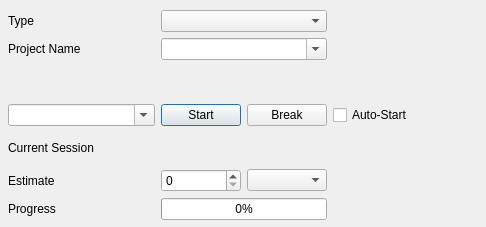
Qt form timmu/mainwindow.ui (abeimler/tim) before a commit.
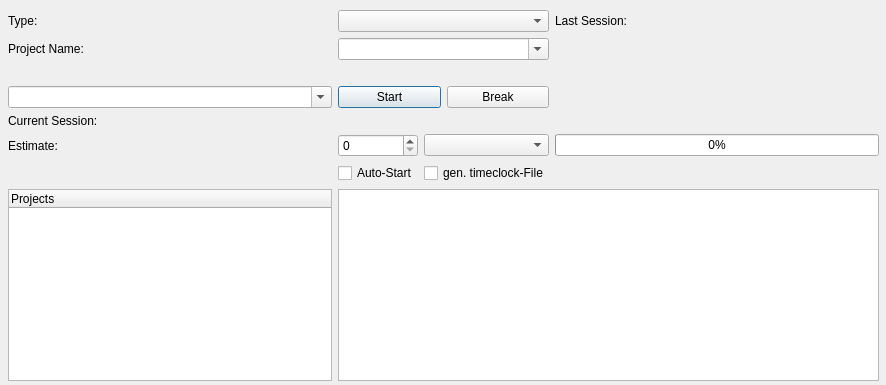
The same form after that commit.

What changed in the file:
```diff
--- a/timmu/mainwindow.ui
+++ b/timmu/mainwindow.ui
@@ -6,8 +6,8 @@
    <rect>
     <x>0</x>
     <y>0</y>
-    <width>486</width>
-    <height>227</height>
+    <width>886</width>
+    <height>385</height>
    </rect>
   </property>
   <property name="windowTitle">
@@ -18,95 +18,15 @@
     <rect>
      <x>8</x>
      <y>10</y>
-     <width>471</width>
-     <height>210</height>
+     <width>871</width>
+     <height>371</height>
     </rect>
    </property>
    <layout class="QGridLayout" name="gridLayout">
-    <item row="4" column="3">
-     <spacer name="horizontalSpacer">
-      <property name="orientation">
-       <enum>Qt::Horizontal</enum>
-      </property>
-      <property name="sizeHint" stdset="0">
-       <size>
-        <width>40</width>
-        <height>20</height>
-       </size>
-      </property>
-     </spacer>
-    </item>
-    <item row="5" column="2">
-     <widget class="QComboBox" name="cmbEstimateUnit"/>
-    </item>
-    <item row="1" column="3">
-     <widget class="QLabel" name="lblStatusName">
+    <item row="0" column="0">
+     <widget class="QLabel" name="lblType">
       <property name="text">
-       <string/>
-      </property>
-     </widget>
-    </item>
-    <item row="3" column="0">
-     <widget class="QComboBox" name="txtAddTime">
-      <property name="toolTip">
-       <string>time like &quot;13:00&quot; or &quot;20 minutes ago&quot;</string>
-      </property>
-      <property name="editable">
-       <bool>true</bool>
-      </property>
-      <property name="maxVisibleItems">
-       <number>5</number>
-      </property>
-     </widget>
-    </item>
-    <item row="3" column="3">
-     <widget class="QCheckBox" name="chbAutoStart">
-      <property name="text">
-       <string>Auto-Start</string>
-      </property>
-     </widget>
-    </item>
-    <item row="6" column="0">
-     <widget class="QLabel" name="lblProgress">
-      <property name="text">
-       <string>Progress</string>
-      </property>
-     </widget>
-    </item>
-    <item row="4" column="0">
-     <widget class="QLabel" name="lblDuration">
-      <property name="text">
-       <string>Current Session</string>
-      </property>
-     </widget>
-    </item>
-    <item row="5" column="1">
-     <widget class="QSpinBox" name="spbEstimateValue"/>
-    </item>
-    <item row="4" column="1" colspan="2">
-     <widget class="QLabel" name="lblStatus">
-      <property name="text">
-       <string/>
-      </property>
-     </widget>
-    </item>
-    <item row="1" column="1" colspan="2">
-     <widget class="QComboBox" name="txtProject">
-      <property name="toolTip">
-       <string>Project Name</string>
-      </property>
-      <property name="editable">
-       <bool>true</bool>
-      </property>
-      <property name="insertPolicy">
-       <enum>QComboBox::InsertAlphabetically</enum>
-      </property>
-     </widget>
-    </item>
-    <item row="5" column="0">
-     <widget class="QLabel" name="lblEstimate">
-      <property name="text">
-       <string>Estimate</string>
+       <string>Type:</string>
       </property>
      </widget>
     </item>
@@ -137,27 +57,79 @@
       </item>
      </layout>
     </item>
-    <item row="0" column="0">
-     <widget class="QLabel" name="lblType">
+    <item row="7" column="0">
+     <widget class="QTreeWidget" name="treeWorks">
+      <property name="editTriggers">
+       <set>QAbstractItemView::NoEditTriggers</set>
+      </property>
+      <column>
+       <property name="text">
+        <string>Projects</string>
+       </property>
+      </column>
+     </widget>
+    </item>
+    <item row="6" column="2">
+     <widget class="QCheckBox" name="chbGenTimeclock">
+      <property name="toolTip">
+       <string>for hledger</string>
+      </property>
       <property name="text">
-       <string>Type</string>
+       <string>gen. timeclock-File</string>
       </property>
      </widget>
     </item>
-    <item row="0" column="1" colspan="2">
-     <widget class="QComboBox" name="cmbType">
-      <property name="enabled">
-       <bool>true</bool>
+    <item row="6" column="1">
+     <widget class="QCheckBox" name="chbAutoStart">
+      <property name="toolTip">
+       <string>Start last Project after you start this program</string>
       </property>
+      <property name="text">
+       <string>Auto-Start</string>
+      </property>
      </widget>
     </item>
-    <item row="6" column="1" colspan="2">
+    <item row="4" column="1" colspan="2">
+     <widget class="QLabel" name="lblCurrentSessionInfo">
+      <property name="text">
+       <string/>
+      </property>
+     </widget>
+    </item>
+    <item row="4" column="0">
+     <widget class="QLabel" name="lblStatusCurrent">
+      <property name="text">
+       <string>Current Session:</string>
+      </property>
+     </widget>
+    </item>
+    <item row="5" column="3">
      <widget class="QProgressBar" name="pgbProgress">
       <property name="value">
        <number>0</number>
       </property>
      </widget>
     </item>
+    <item row="1" column="1" colspan="2">
+     <widget class="QComboBox" name="txtProject">
+      <property name="toolTip">
+       <string>Project Name</string>
+      </property>
+      <property name="editable">
+       <bool>true</bool>
+      </property>
+      <property name="insertPolicy">
+       <enum>QComboBox::InsertAlphabetically</enum>
+      </property>
+     </widget>
+    </item>
+    <item row="7" column="1" colspan="3">
+     <widget class="QTableWidget" name="tblWorks">
+      <property name="editTriggers">
+       <set>QAbstractItemView::NoEditTriggers</set>
+      </property>
+     </widget>
+    </item>
     <item row="2" column="3">
      <widget class="QLabel" name="lblStatusName2">
       <property name="text">
@@ -165,26 +137,93 @@
       </property>
      </widget>
     </item>
-    <item row="2" column="0">
-     <spacer name="horizontalSpacer_2">
-      <property name="orientation">
-       <enum>Qt::Horizontal</enum>
-      </property>
-      <property name="sizeHint" stdset="0">
-       <size>
-        <width>30</width>
-        <height>20</height>
-       </size>
-      </property>
-     </spacer>
-    </item>
     <item row="1" column="0">
      <widget class="QLabel" name="lblProjectName">
       <property name="text">
-       <string>Project Name</string>
+       <string>Project Name:</string>
       </property>
      </widget>
     </item>
+    <item row="5" column="2">
+     <widget class="QComboBox" name="cmbEstimateUnit"/>
+    </item>
+    <item row="0" column="1" colspan="2">
+     <widget class="QComboBox" name="cmbType">
+      <property name="enabled">
+       <bool>true</bool>
+      </property>
+     </widget>
+    </item>
+    <item row="5" column="1">
+     <widget class="QSpinBox" name="spbEstimateValue"/>
+    </item>
+    <item row="4" column="3">
+     <widget class="QLabel" name="lblCurrentSessionInfo2">
+      <property name="text">
+       <string/>
+      </property>
+     </widget>
+    </item>
+    <item row="1" column="3">
+     <widget class="QLabel" name="lblLastSessionInfo">
+      <property name="text">
+       <string/>
+      </property>
+     </widget>
+    </item>
+    <item row="3" column="3">
+     <spacer name="horizontalSpacer">
+      <property name="orientation">
+       <enum>Qt::Horizontal</enum>
+      </property>
+      <property name="sizeHint" stdset="0">
+       <size>
+        <width>60</width>
+        <height>20</height>
+       </size>
+      </property>
+     </spacer>
+    </item>
+    <item row="0" column="3">
+     <widget class="QLabel" name="lblLastSessionText">
+      <property name="text">
+       <string>Last Session:</string>
+      </property>
+     </widget>
+    </item>
+    <item row="3" column="0">
+     <widget class="QComboBox" name="txtAddTime">
+      <property name="toolTip">
+       <string>time like &quot;13:00&quot; or &quot;20 minutes ago&quot;</string>
+      </property>
+      <property name="editable">
+       <bool>true</bool>
+      </property>
+      <property name="maxVisibleItems">
+       <number>5</number>
+      </property>
+     </widget>
+    </item>
+    <item row="5" column="0">
+     <widget class="QLabel" name="lblEstimate">
+      <property name="text">
+       <string>Estimate:</string>
+      </property>
+     </widget>
+    </item>
+    <item row="6" column="3">
+     <spacer name="horizontalSpacer_2">
+      <property name="orientation">
+       <enum>Qt::Horizontal</enum>
+      </property>
+      <property name="sizeHint" stdset="0">
+       <size>
+        <width>40</width>
+        <height>20</height>
+       </size>
+      </property>
+     </spacer>
+    </item>
    </layout>
   </widget>
  </widget>
```
Left out of the diff: 2 changed lines with no effect on the pictures.
